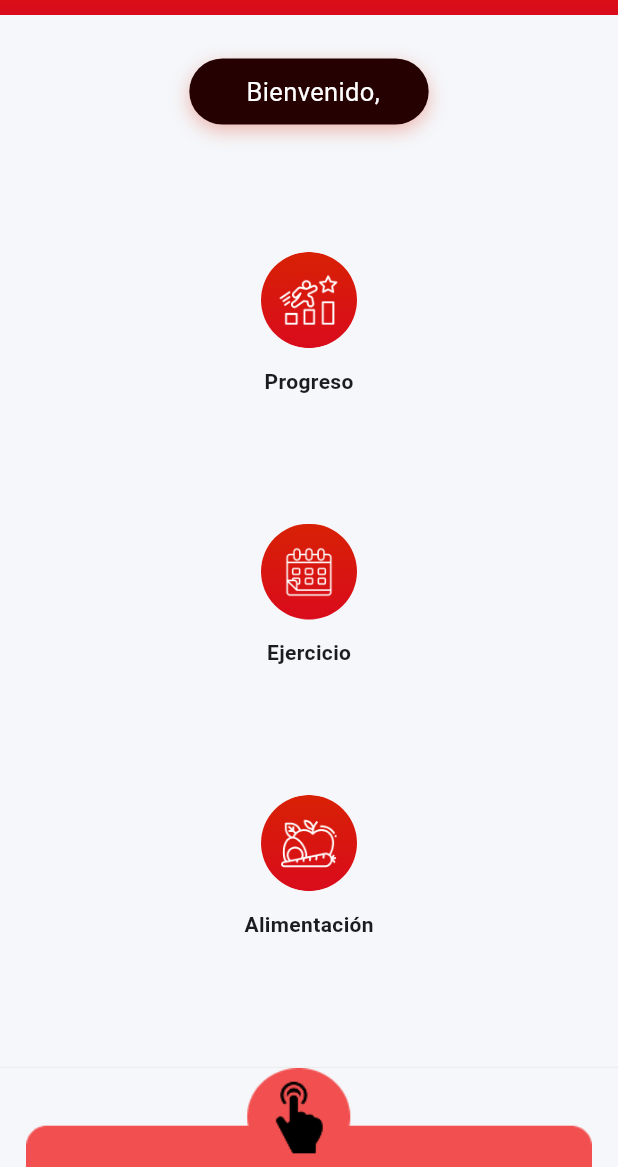
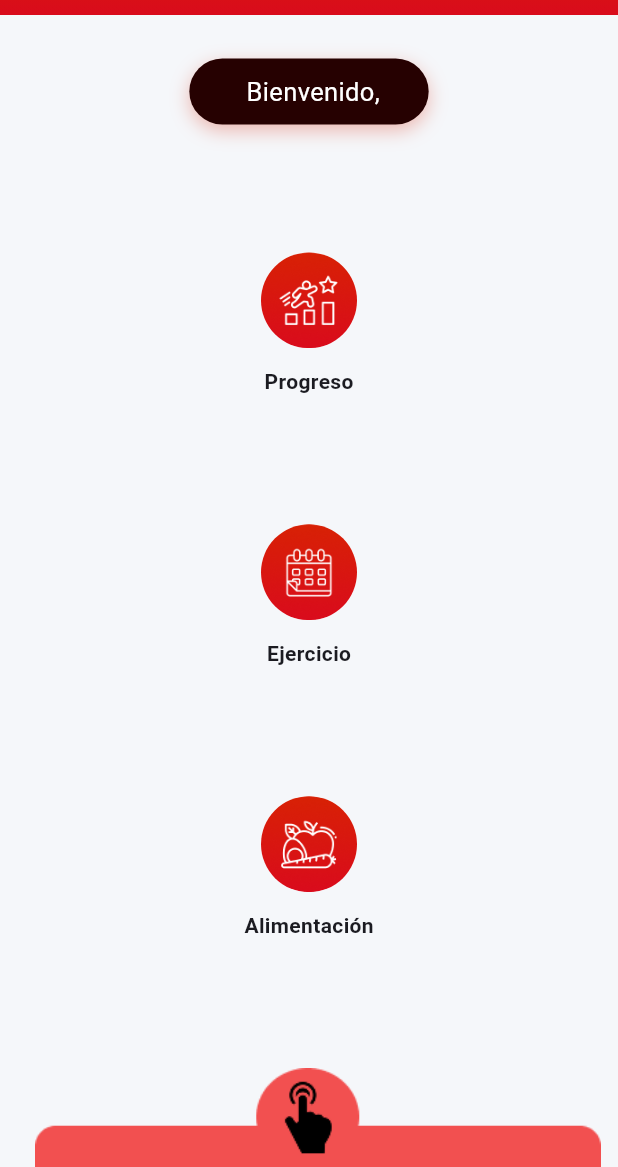
Before and after one commit to sneiderg18/koda, a Flutter app: the HomeScreen screen opened directly, on a phone screen of 412 x 824 dp, the part 69-1236 px from its top. Run offline on Flutter 3.47's test engine with Material 3 defaults, Android fonts, the phone set to English and light mode, and no system bars; our stand-ins replace google_fonts, image_picker, shared_preferences; missing offline and left inert: dart:html; accounts and stored records are empty.

Commit message:
centrado boton desplegar ia en  HomeScreen

```diff
--- a/frontend/la_trainer_app/lib/screens/home_screen.dart
+++ b/frontend/la_trainer_app/lib/screens/home_screen.dart
@@ -212,15 +212,14 @@ class _CoachBottomBar extends StatelessWidget {
       onTap: onTap,
       child: Container(
         width: double.infinity,
-        decoration: const BoxDecoration(
-          border: Border(top: BorderSide(color: Color(0xFFEEEEEE))),
-        ),
-        // ✅ ia_chat.png se ajusta adecuadamente manteniendo la proporción
-        child: Image.asset(
-          'assets/images/ia_chat.png',
-          width: double.infinity,
-          height: MediaQuery.of(context).size.height * 0.08,
-          fit: BoxFit.contain,
+        // ✅ Centrado perfecto del contenido
+        child: Transform.translate(
+          offset: const Offset(6, 0),
+          child: Image.asset(
+            'assets/images/ia_chat.png',
+            height: MediaQuery.of(context).size.height * 0.08,
+            fit: BoxFit.contain,
+          ),
         ),
       ),
     );
```
Also changed, not shown: 5 other files.
